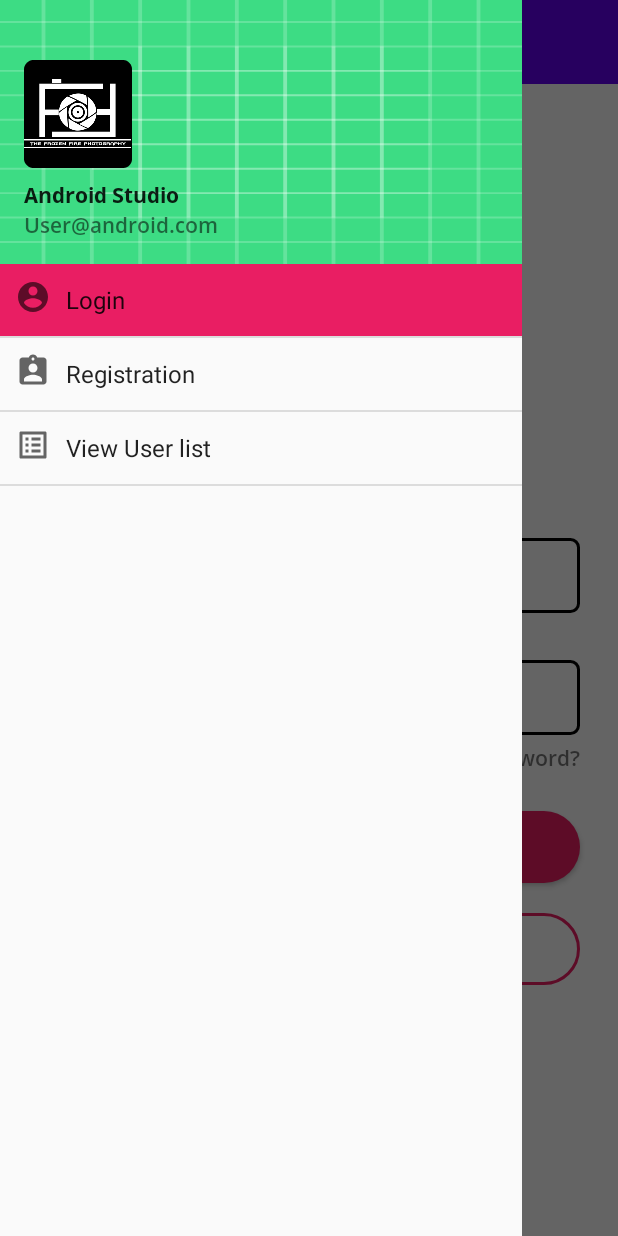
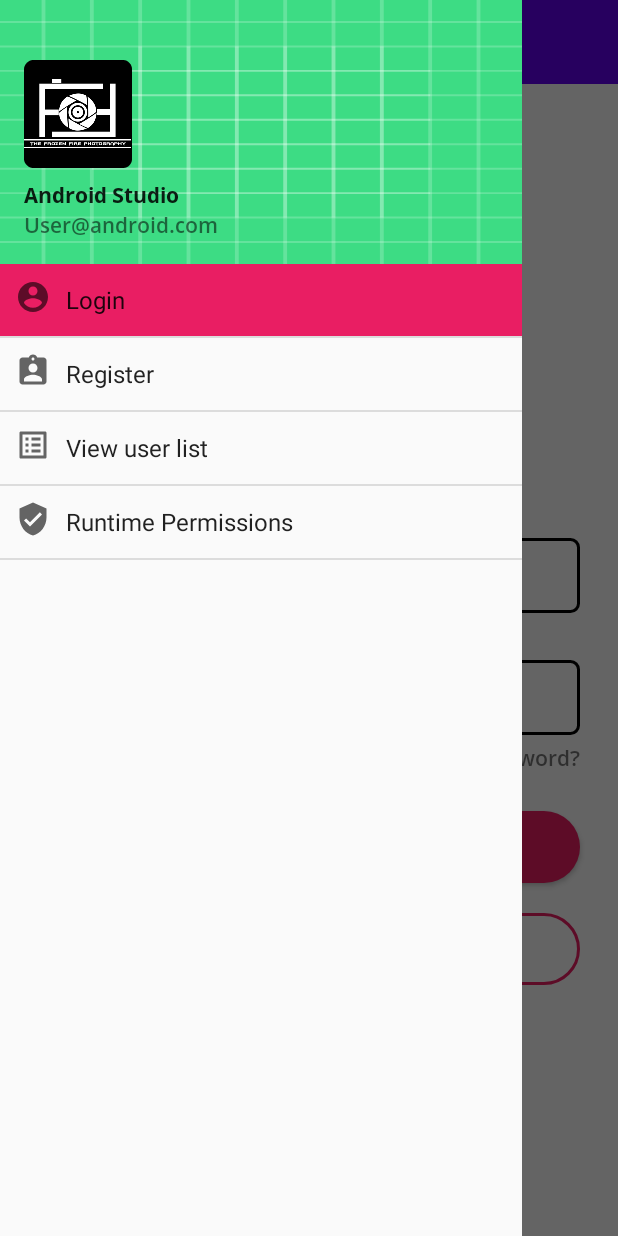
Before and after one commit to SagarBChauhan/All-Paracticals, an Android app: the screen it shows after launch (MainActivity), with the side drawer open, on a phone screen of 412 x 824 dp. Run offline under Robolectric (Android 15) with nearby library versions, the phone set to English and light mode, and no system bars; our stand-ins replace ButterKnife.

Commit message:
fragment_permission.xml added for provide Runtime Permissions, Fragment Adapter binding optimization

```diff
--- a/app/src/main/java/com/allpracticals/MainActivity.java
+++ b/app/src/main/java/com/allpracticals/MainActivity.java
@@ -3,7 +3,6 @@ package com.allpracticals;
 import android.content.Intent;
 import android.os.Bundle;
 import android.os.PersistableBundle;
-import android.util.Log;
 import android.view.MenuItem;
 import android.view.View;
 import android.widget.AdapterView;
@@ -64,10 +63,13 @@ public class MainActivity extends AppCompatActivity {
     }
 
     public void setDrawableItems() {
-        drawerItem = new DataModel[3];
-        drawerItem[0] = new DataModel(R.drawable.ic_baseline_account_circle_24, getString(R.string.nav_item_login));
-        drawerItem[1] = new DataModel(R.drawable.ic_baseline_assignment_ind_24, getString(R.string.nav_item_register));
-        drawerItem[2] = new DataModel(R.drawable.ic_baseline_list_alt_24, getString(R.string.nav_item_view_user_list));
+        String[] navTitle = getResources().getStringArray(R.array.navigation_drawer_item_array);
+        int[] navIcon = {R.drawable.ic_baseline_account_circle_24,R.drawable.ic_baseline_assignment_ind_24,R.drawable.ic_baseline_list_alt_24,R.drawable.ic_baseline_verified_user_24};
+
+        drawerItem = new DataModel[navTitle.length];
+        for (int i = 0; i < navTitle.length; i++) {
+            drawerItem[i] = new DataModel(navIcon[i],navTitle[i]);
+        }
     }
 
     void setupDrawerToggle() {
@@ -91,8 +93,11 @@ public class MainActivity extends AppCompatActivity {
                 fragment = new RegisterFragment();
                 break;
             case 2:
-                Intent intent=new Intent(this,UserActivity.class);
+                Intent intent = new Intent(this, UserActivity.class);
                 startActivity(intent);
+                break;
+            case 3:
+                fragment = new PermissionFragment();
                 break;
         }
         if (fragment != null) {
--- /dev/null
+++ b/app/src/main/res/drawable/ic_baseline_verified_user_24.xml
@@ -0,0 +1,10 @@
+<vector xmlns:android="http://schemas.android.com/apk/res/android"
+    android:width="24dp"
+    android:height="24dp"
+    android:viewportWidth="24"
+    android:viewportHeight="24"
+    android:tint="?attr/colorControlNormal">
+  <path
+      android:fillColor="@android:color/white"
+      android:pathData="M12,1L3,5v6c0,5.55 3.84,10.74 9,12 5.16,-1.26 9,-6.45 9,-12L21,5l-9,-4zM10,17l-4,-4 1.41,-1.41L10,14.17l6.59,-6.59L18,9l-8,8z"/>
+</vector>
--- a/app/src/main/res/values/strings.xml
+++ b/app/src/main/res/values/strings.xml
@@ -5,6 +5,7 @@
         <item>Login</item>
         <item>Register</item>
         <item>View user list</item>
+        <item>Runtime Permissions</item>
     </string-array>
     <string name="login_fragment">login fragment</string>
     <string name="register_fragment">register fragment</string>
@@ -37,4 +38,7 @@
     <string name="session_preference_file_key">SessionPreference</string>
     <string name="preference_mobile_no_key">mobileNoKey</string>
     <string name="preference_count_key">countKey</string>
+    <!-- TODO: Remove or change this placeholder text -->
+    <string name="permission_fragment">Runtime Permission Fragment</string>
+    <string name="nav_item_permision">Runtime Permissions</string>
 </resources>
```
Also changed, not shown: app/src/main/java/com/allpracticals/PermissionFragment.java (added, +25 -0 lines), app/src/main/res/layout/fragment_permission.xml (added, +15 -0 lines).
